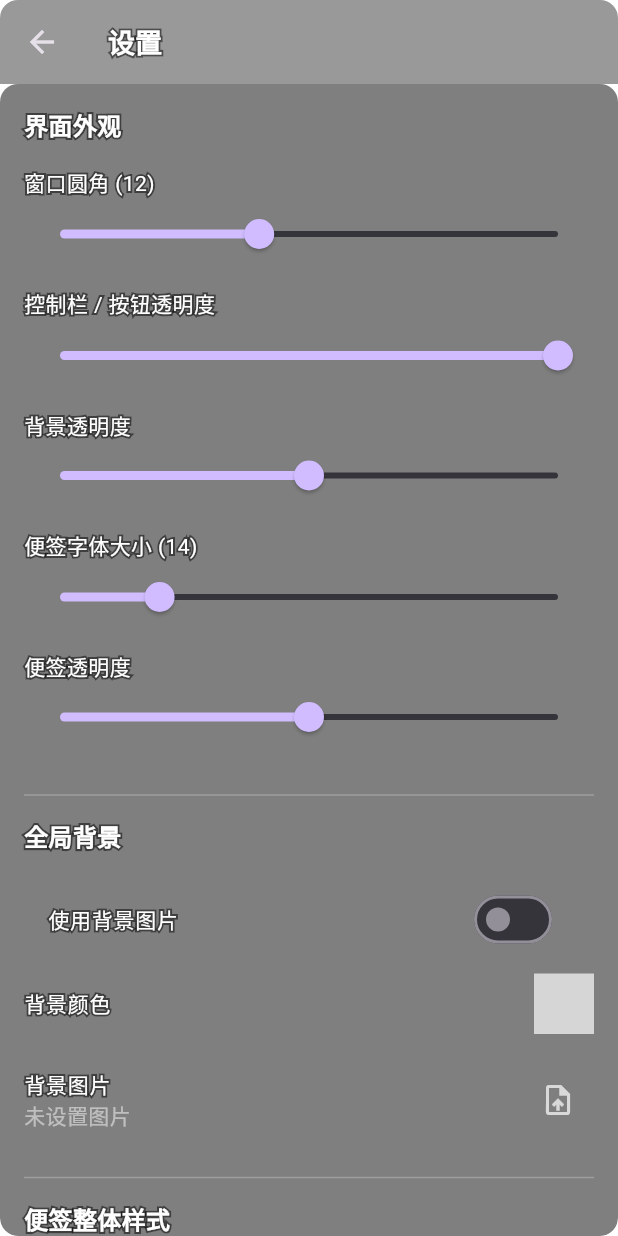
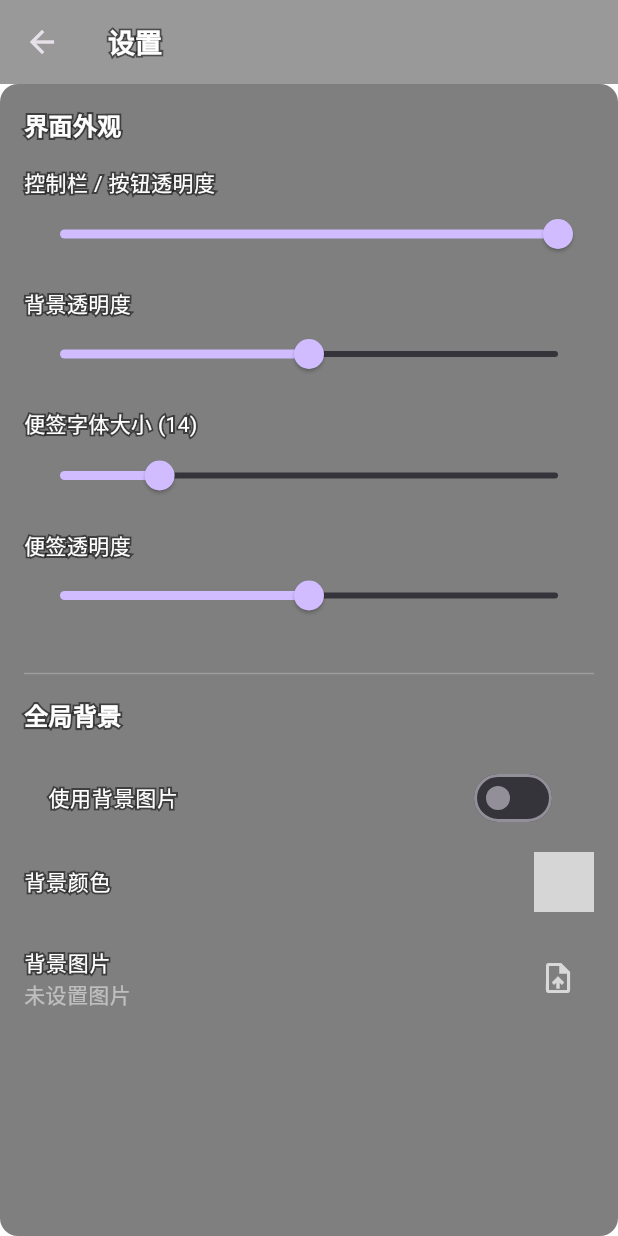
Before and after one commit to TMHCastle/StickyNote, a Flutter app: the screen it shows after launch, after a tap on the "settings" icon, on a phone screen of 412 x 824 dp. Run offline on Flutter 3.47's test engine with Material 3 defaults, Android fonts, the phone set to English and light mode, and no system bars; our stand-ins replace file_picker, hive_flutter; missing offline and left inert: flex_color_picker, tray_manager, window_manager; accounts and stored records are empty; grey boxes are pictures that could not be loaded.

Commit message:
0.1.1.0 设置调整、参数调整

```diff
--- a/lib/pages/edit_page.dart
+++ b/lib/pages/edit_page.dart
@@ -34,9 +34,7 @@ class _EditPageState extends State<EditPage> {
     final provider = context.watch<LogProvider>();
     final categories = provider.categories;
 
-    return ClipRRect(
-        borderRadius: BorderRadius.circular(provider.borderRadius),
-        child: GestureDetector(
+    return GestureDetector(
       onPanStart: (_) async {
         // 仅在非透明区域触发拖动
         if (!await windowManager.isMaximized()) {
@@ -116,8 +114,8 @@ class _EditPageState extends State<EditPage> {
                                     value: c,
                                     child: Text(
                                       c,
-                                          style: const TextStyle(
-                                              color: Colors.white),
+                                      style:
+                                          const TextStyle(color: Colors.white),
                                     ),
                                   ),
                                 )
@@ -205,8 +203,7 @@ class _EditPageState extends State<EditPage> {
                         ),
                         onTap: () => _enterEdit(log),
                         trailing: IconButton(
-                              icon: const Icon(Icons.delete,
-                                  color: Colors.white70),
+                          icon: const Icon(Icons.delete, color: Colors.white70),
                           onPressed: () => provider.removeLog(log.id),
                         ),
                       );
@@ -218,7 +215,7 @@ class _EditPageState extends State<EditPage> {
           ],
         ),
       ),
-        ));
+    );
   }
 
   // ===== 行为方法（保持原样）=====
--- a/lib/pages/floating_overlay.dart
+++ b/lib/pages/floating_overlay.dart
@@ -16,9 +16,7 @@ class FloatingOverlay extends StatelessWidget {
   Widget build(BuildContext context) {
     final provider = context.watch<LogProvider>();
 
-    return ClipRRect(
-      borderRadius: BorderRadius.circular(provider.borderRadius), // 最外层圆角
-      child: Scaffold(
+    return Scaffold(
       backgroundColor: Colors.transparent,
       body: Stack(
         children: [
@@ -50,8 +48,7 @@ class FloatingOverlay extends StatelessWidget {
             child: IgnorePointer(
               ignoring: provider.locked, // 锁定时穿透鼠标
               child: ListView(
-                  padding:
-                      const EdgeInsets.symmetric(horizontal: 8, vertical: 4),
+                padding: const EdgeInsets.symmetric(horizontal: 8, vertical: 4),
                 children: provider.logs
                     .map<Widget>((log) => LogItemWidget(
                           log: log,
@@ -81,8 +78,7 @@ class FloatingOverlay extends StatelessWidget {
                 label: Text(
                   '编辑',
                   style: TextStyle(
-                        color:
-                            Colors.white.withOpacity(provider.controlOpacity)),
+                      color: Colors.white.withOpacity(provider.controlOpacity)),
                 ),
                 style: TextButton.styleFrom(
                   backgroundColor:
@@ -131,8 +127,7 @@ class FloatingOverlay extends StatelessWidget {
                         child: AnimatedSwitcher(
                           duration: const Duration(milliseconds: 500),
                           transitionBuilder: (child, animation) =>
-                                FadeTransition(
-                                    opacity: animation, child: child),
+                              FadeTransition(opacity: animation, child: child),
                           switchInCurve: Curves.easeIn,
                           switchOutCurve: Curves.easeOut,
                           child: Align(
@@ -191,7 +186,6 @@ class FloatingOverlay extends StatelessWidget {
           ),
         ],
       ),
-      ),
     );
   }
 }
--- a/lib/pages/settings_page.dart
+++ b/lib/pages/settings_page.dart
@@ -20,9 +20,7 @@ class SettingsPage extends StatelessWidget {
 
     final Color textColor = _adaptiveTextColor(backgroundColor);
 
-    return ClipRRect(
-        borderRadius: BorderRadius.circular(provider.borderRadius),
-        child: GestureDetector(
+    return GestureDetector(
       onPanStart: (_) async {
         // 仅在非透明区域触发拖动
         if (!await windowManager.isMaximized()) {
@@ -58,16 +56,6 @@ class SettingsPage extends StatelessWidget {
                   backgroundOpacity,
                 ),
                 const SizedBox(height: 16),
-                    _buildSlider(
-                      label: '窗口圆角 (${provider.borderRadius.toInt()})',
-                      value: provider.borderRadius,
-                      min: 0,
-                      max: 30,
-                      onChanged: provider.setBorderRadius,
-                      textColor: textColor,
-                      backgroundColor: backgroundColor,
-                      backgroundOpacity: backgroundOpacity,
-                    ),
                 _buildSlider(
                   label: '控制栏 / 按钮透明度',
                   value: provider.controlOpacity,
@@ -196,45 +184,12 @@ class SettingsPage extends StatelessWidget {
                     ],
                   ),
                 ),
-                    const Divider(height: 32, color: Colors.white24),
-                    _sectionTitle(
-                      '便签整体样式',
-                      textColor,
-                      backgroundColor,
-                      backgroundOpacity,
-                    ),
-                    const SizedBox(height: 16),
-                    ListTile(
-                      contentPadding: EdgeInsets.zero,
-                      title: StrokedText(
-                        '便签整体背景色',
-                        fillColor: textColor,
-                        backgroundColor: backgroundColor,
-                        backgroundOpacity: backgroundOpacity,
-                      ),
-                      trailing: ColorIndicator(
-                        width: 40,
-                        height: 40,
-                        borderRadius: 6,
-                        color: Color(provider.noteBackgroundColor),
-                        onSelectFocus: false,
-                        onSelect: () async {
-                          final Color newColor = await showColorPickerDialog(
-                            context,
-                            Color(provider.noteBackgroundColor),
-                            title: const Text('便签整体背景色'),
-                            enableOpacity: false,
-                          );
-                          provider.setNoteBackgroundColor(newColor.value);
-                        },
-                      ),
-                    ),
               ],
             ),
           ],
         ),
       ),
-        ));
+    );
   }
 
   // ===== 分组标题 =====
--- a/lib/providers/log_provider.dart
+++ b/lib/providers/log_provider.dart
@@ -134,14 +134,7 @@ class LogProvider extends ChangeNotifier {
     notifyListeners();
   }
 
-  int _noteBackgroundColor = Colors.black54.value;
-  int get noteBackgroundColor => _noteBackgroundColor;
-  void setNoteBackgroundColor(int v) {
-    _noteBackgroundColor = v;
-    notifyListeners();
-  }
-
-  double _borderRadius = 12.0;
+  double _borderRadius = 0;
   double get borderRadius => _borderRadius;
   void setBorderRadius(double v) {
     _borderRadius = v;
```
Lines whose indentation alone changed are shown as unchanged.
